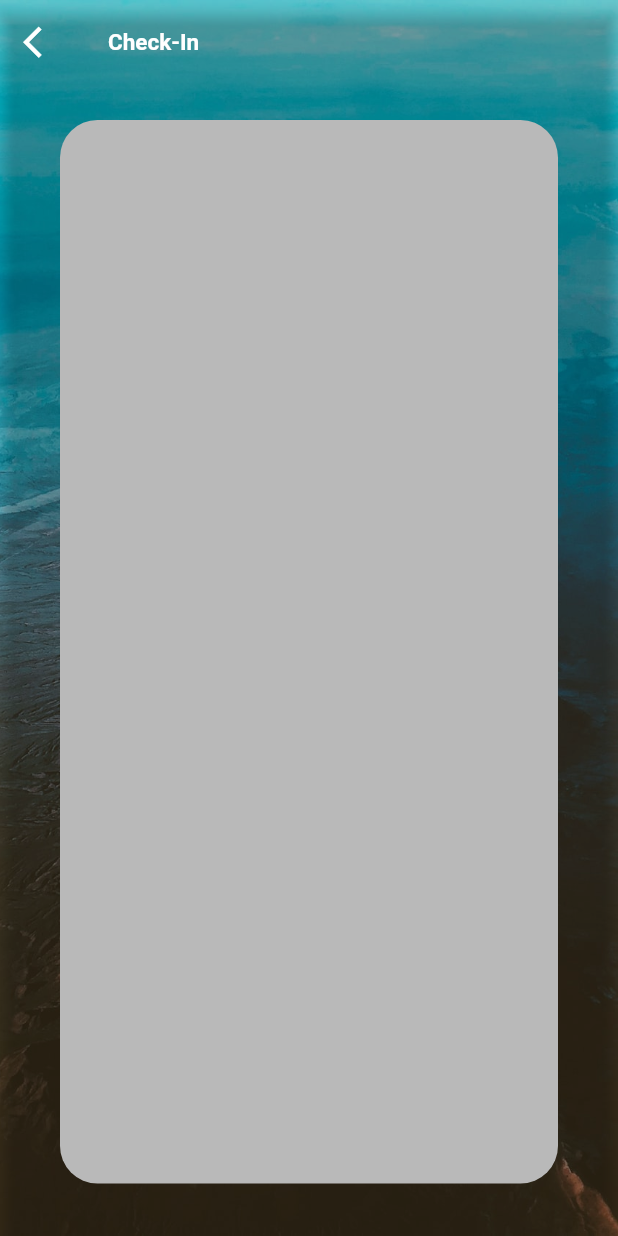
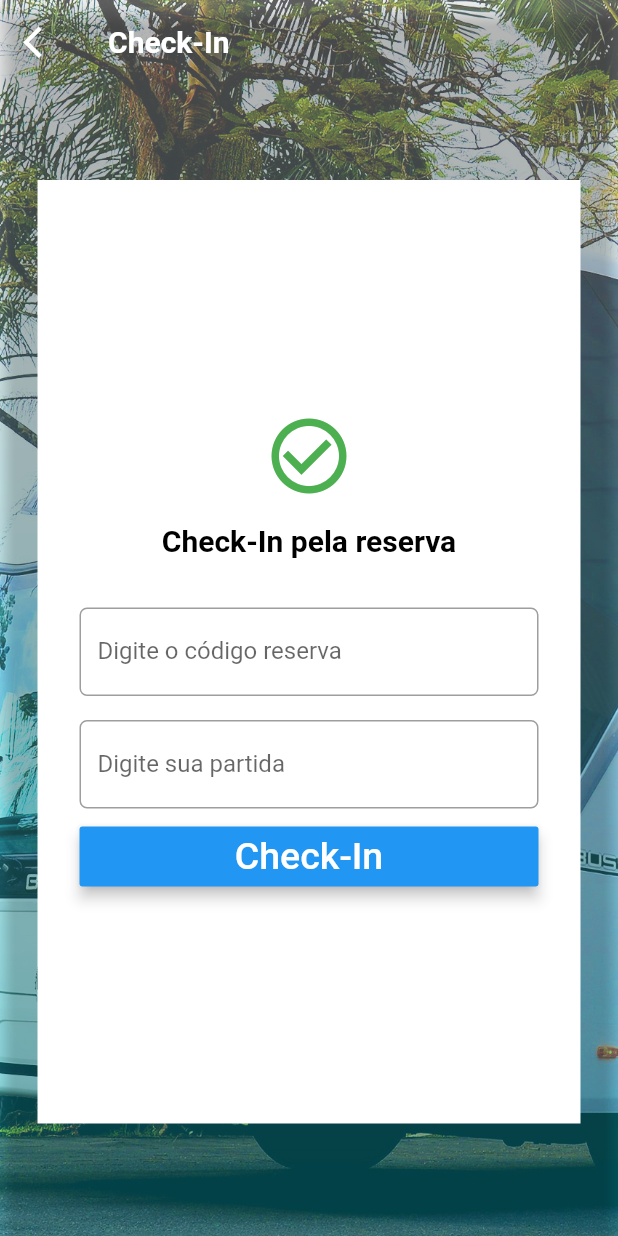
Before and after one commit to Malkado/ClienteApp--Projeto-Rodovi-rio, a Flutter app: the CheckIn screen opened directly, on a phone screen of 412 x 824 dp. Run offline on Flutter 3.47's test engine with Material 2 defaults, Android fonts, the phone set to English and light mode, and no system bars.

Commit message:
Adicionado Widgets de texto e button

```diff
--- a/lib/Check-in.dart
+++ b/lib/Check-in.dart
@@ -1,6 +1,8 @@
+import 'package:flutter/cupertino.dart';
 import 'package:flutter/material.dart';
 
 class CheckIn extends StatefulWidget {
+
 
   final double height;
   const CheckIn({Key key, this.height}) : super(key: key);
@@ -10,29 +12,121 @@ class CheckIn extends StatefulWidget {
 }
 
 class _CheckInState extends State<CheckIn> {
+
+
   @override
   Widget build(BuildContext context) {
-    return  Scaffold(body: Stack(
+
+    return  Scaffold(
+      resizeToAvoidBottomInset : false,
+      body: Stack(
         children: <Widget>[
 
          Container(
             decoration: BoxDecoration(
               image: DecorationImage(
-              image: AssetImage('assets/back.jpg'),
+                image: AssetImage('assets/background.jpg'),
                 fit: BoxFit.cover,
               ),
             ),
           ),
            Container(
-          margin: EdgeInsets.only(left: 40, top: 80, bottom: 35, right: 40),
-          decoration: BoxDecoration(
-            color: Colors.white,
-            borderRadius: BorderRadius.circular(25.0)
+             child: AppBar(
+              title: Text("Check-In",textAlign: TextAlign.center, style: TextStyle(fontWeight: FontWeight.bold,fontSize: 20),),
+              backgroundColor: Colors.transparent.withOpacity(0),
+              leading: Builder(
+                builder: (BuildContext context){
+                  return IconButton(
+                    icon: Icon(Icons.arrow_back_ios, color: Colors.white,size: 25),
+                    onPressed: (){Navigator.pop(context);},
+
+                  );
+                },
+              ),
             ),
           ),
           Container(
-          child: AppBar(
+            margin: EdgeInsets.only(left: 25,top: 120, right:  25 ,bottom:  75),
+            alignment: Alignment.center,
+            color: Colors.white,
+            child: SingleChildScrollView(
 
+
+            padding: EdgeInsets.only(top: 50,bottom: 50,right: 20,left: 20),
+
+              child:Column(
+
+
+              children: <Widget>[
+                Center(
+                  child: Icon(Icons.check_circle_outline,color: Colors.green,size: 60),
+                ),
+
+                Padding(
+                  padding: const EdgeInsets.only(bottom: 25,top: 15),
+                  child: Text("Check-In pela reserva",style: TextStyle(fontWeight: FontWeight.bold, color: Colors.black,fontSize: 20)),
+                ),
+                Padding(
+                  padding: const EdgeInsets.all(8.0),
+                  child: TextField(
+                    keyboardType: TextInputType.text,
+                    decoration: InputDecoration(
+                      border: OutlineInputBorder(
+                        borderSide: BorderSide(
+                            color: Colors.blue,
+                            width: 10
+                        ),
+                          borderRadius: BorderRadius.circular(5)
+                      ),
+                      labelText: "Digite o código reserva",
+                      hintText: "Cód. reserva",
+                    ),
+                  ),
+                ),
+
+                Padding(
+                  padding: const EdgeInsets.all(8.0),
+                  child: TextField(
+                    keyboardType: TextInputType.text,
+                    decoration: InputDecoration(
+                      border: OutlineInputBorder(
+                        borderSide: BorderSide(
+
+                          color: Colors.blue,
+                          width: 10
+                        ),
+                        borderRadius: BorderRadius.circular(5)
+                      ),
+                      labelText: "Digite sua partida",
+                      hintText: "Partida",
+                    ),
+                  ),
+                ),
+                Padding(
+                  padding: const EdgeInsets.only(right: 8.0,left: 8.0),
+                  child: ButtonTheme(
+                    height: 40,
+                    minWidth: double.infinity,
+                    buttonColor: Colors.blue,
+                    child: MaterialButton(
+                      color: Colors.blue,
+                      elevation: 4,
+                      onPressed: (){},
+                      child: Text('Check-In',style: TextStyle(fontSize: 25,color: Colors.white),),
+                    ),
+                  ),
+                ),
+              ],
+            ),
+          ),
+          ),
+
+        ],
+      ),
+
+
+
+      /*appBar: AppBar(
           title: Text("Check-In",textAlign: TextAlign.center, style: TextStyle(fontWeight: FontWeight.bold,fontSize: 15),),
           backgroundColor: Colors.transparent,
           leading: Builder(
@@ -45,8 +139,54 @@ class _CheckInState extends State<CheckIn> {
             },
           )
       ),
-        )],
-    ));
+        body: Container(
+          child: Container(
+            decoration: BoxDecoration(
+              image: DecorationImage(
+                image: AssetImage('assets/back.jpg'),
+                fit: BoxFit.cover,
+              ),
+            ),
+            child: FormCenter(),
+          ),
+
+        ),
+
+
+
+
+
+
+         *//* new Container(
+
+          margin: EdgeInsets.only(left: 40, top: 80, bottom: 35, right: 40),
+          decoration: BoxDecoration(
+            color: Colors.white,
+            borderRadius: BorderRadius.circular(25.0)),
+        ),*//*
+*/
+
+    );
 
   }
 }
+class FormCenter extends StatefulWidget {
+  @override
+  _FormCenterState createState() => _FormCenterState();
+}
+
+class _FormCenterState extends State<FormCenter> {
+  @override
+  Widget build(BuildContext context) {
+    return Stack(
+      children: <Widget>[
+        Scaffold(
+          body: Container(
+
+
+            ),
+          ),
+        ],
+    );
+  }
+}
--- a/lib/ListMenu.dart
+++ b/lib/ListMenu.dart
@@ -34,10 +34,9 @@ class _DrawerWidgetState extends State<DrawerWidget> {
         break;
       case 3:
         return PageRouteBuilder(
-
           pageBuilder: (context, animation, secondaryAnimation) => CheckIn(),
           transitionsBuilder: (context, animation, secondaryAnimation, child){
-            var begin=Offset(0.0,1.0);
+            var begin=Offset(0.0,2.0);
             var end = Offset.zero;
             var curve = Curves.ease;
 
@@ -47,7 +46,7 @@ class _DrawerWidgetState extends State<DrawerWidget> {
 
 
             return SlideTransition(position: tween.animate(curvedAnimation),
-            child: child,);
+              child: child,);
           },
         );
         break;
--- a/lib/screen.dart
+++ b/lib/screen.dart
@@ -23,11 +23,13 @@ class _DrawerWidgetState extends State<ScreenWidget> {
 
           decoration: BoxDecoration(
             image: DecorationImage(
-              image: AssetImage('assets/back.jpg'),
+              image: AssetImage('assets/background.jpg'),
               fit: BoxFit.cover,
+
             ),
           ),
         ),
+
         Container(
           child: AppBar(
             backgroundColor: Colors.transparent,
```
Lines whose indentation alone changed are shown as unchanged.
